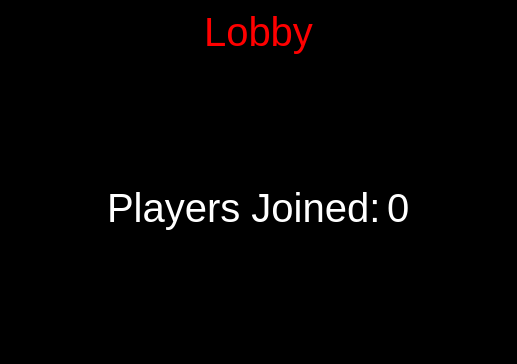
The window that DodgeBall/lobby.ui (demolition18956/DodgeBall-Game) describes before a commit, drawn with Qt 5.
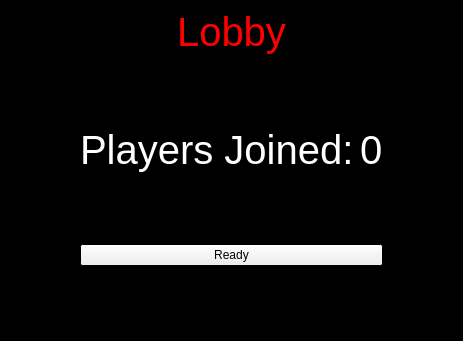
The same window after the commit.

The edit to the form file:
```diff
--- a/DodgeBall/lobby.ui
+++ b/DodgeBall/lobby.ui
@@ -6,8 +6,8 @@
    <rect>
     <x>0</x>
     <y>0</y>
-    <width>517</width>
-    <height>364</height>
+    <width>463</width>
+    <height>341</height>
    </rect>
   </property>
   <property name="palette">
@@ -681,6 +681,26 @@
           </property>
          </spacer>
         </item>
+        <item>
+         <widget class="QPushButton" name="readyButton">
+          <property name="text">
+           <string>Ready</string>
+          </property>
+         </widget>
+        </item>
+        <item>
+         <spacer name="verticalSpacer_3">
+          <property name="orientation">
+           <enum>Qt::Vertical</enum>
+          </property>
+          <property name="sizeHint" stdset="0">
+           <size>
+            <width>20</width>
+            <height>40</height>
+           </size>
+          </property>
+         </spacer>
+        </item>
        </layout>
       </item>
       <item>
```
